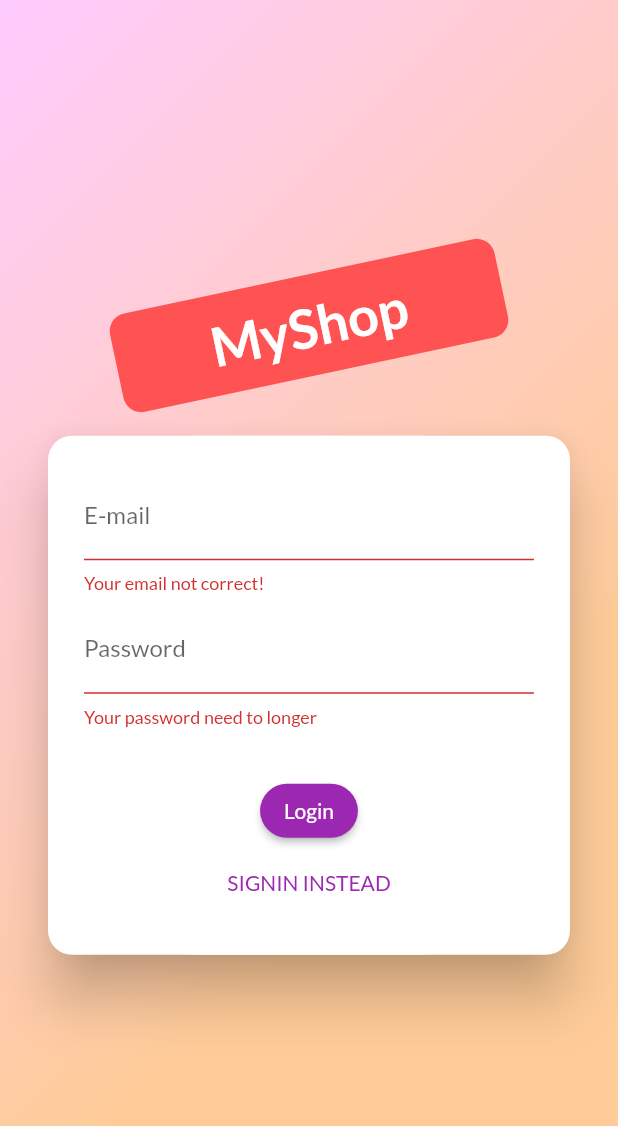
After one commit to racolin/shop_app, a Flutter app: the screen it shows after launch, after a tap on "Login", on a phone screen of 412 x 824 dp. The commit adds this screen. Shown: the top 1126 px of the screen. Run offline on Flutter 3.47's test engine with Material 2 defaults, Android fonts, the phone set to English and light mode, and no system bars; our stand-ins replace badges; network calls fail.

Commit message:
handle multiple user

```diff
--- a/lib/config/api.dart
+++ b/lib/config/api.dart
@@ -1,2 +1,6 @@
 const BASE =
     'https://todolist-fd237-default-rtdb.asia-southeast1.firebasedatabase.app';
+const SIGNIN =
+    'https://identitytoolkit.googleapis.com/v1/accounts:signUp?key= AIzaSyDUl3Hd0MOaVF4mqzVuzT3qoOl4pA7Ipi8';
+const LOGIN =
+    'https://identitytoolkit.googleapis.com/v1/accounts:signInWithPassword?key= AIzaSyDUl3Hd0MOaVF4mqzVuzT3qoOl4pA7Ipi8';
--- /dev/null
+++ b/lib/exception/http_exception.dart
@@ -0,0 +1,8 @@
+class HttpException implements Exception {
+  final String _message;
+  HttpException(String message) : _message = message;
+  @override
+  String toString() {
+    return _message;
+  }
+}
--- a/lib/main.dart
+++ b/lib/main.dart
@@ -1,8 +1,10 @@
 import 'package:flutter/material.dart';
 import 'package:provider/provider.dart';
+import 'package:section__8/providers/auth.dart';
 import 'package:section__8/providers/cart.dart';
 import 'package:section__8/providers/order.dart';
 import 'package:section__8/providers/products.dart';
+import 'package:section__8/screens/auth_screen.dart';
 import 'package:section__8/screens/cart_screen.dart';
 import 'package:section__8/screens/add_product_screen.dart';
 import 'package:section__8/screens/manage_screen.dart';
@@ -21,28 +23,65 @@ class MyApp extends StatelessWidget {
   Widget build(BuildContext context) {
     return MultiProvider(
       providers: [
-        ChangeNotifierProvider(create: (context) => Products()),
-        ChangeNotifierProvider(create: (context) => Cart()),
-        ChangeNotifierProvider(create: (context) => Orders()),
+        ChangeNotifierProvider(create: (context) => Auth()),
+        ChangeNotifierProxyProvider<Auth, Products>(
+          create: (context) => Products(),
+          update: (_, auth, products) {
+            if (products != null) {
+              products.token = auth.token;
+              products.localId = auth.localId;
+              return products;
+            }
+            return Products();
+          },
+        ),
+        ChangeNotifierProxyProvider<Auth, Cart>(
+          create: (context) => Cart(),
+          update: (_, auth, cart) {
+            if (cart != null) {
+              cart.token = auth.token;
+              cart.localId = auth.localId;
+              return cart;
+            }
+            return Cart();
+          },
+        ),
+        ChangeNotifierProxyProvider<Auth, Orders>(
+          create: (context) => Orders(),
+          update: (_, auth, orders) {
+            if (orders != null) {
+              orders.token = auth.token;
+              orders.localId = auth.localId;
+              return orders;
+            }
+            return Orders();
+          },
+        ),
       ],
-      builder: (context, child) {
+      child: Consumer<Auth>(
+        builder: (context, auth, _) {
+          print('==============================${auth.isAuth}');
+          Widget a = auth.isAuth ? const OverviewScreen() : const AuthScreen();
           return MaterialApp(
-          title: 'Flutter Demo',
+            title: 'My Shop',
             theme: ThemeData(
-              colorScheme: ColorScheme.fromSwatch(primarySwatch: Colors.purple)
+                colorScheme:
+                    ColorScheme.fromSwatch(primarySwatch: Colors.purple)
                         .copyWith(secondary: Colors.deepOrange),
                 fontFamily: 'Lato'),
+            home: a,
             routes: {
-            '/': (_) => const OverviewScreen(),
               OverviewScreen.route: (_) => const OverviewScreen(),
               ProductScreen.route: (_) => const ProductScreen(),
               CartScreen.route: (_) => const CartScreen(),
               OrderScreen.route: (_) => const OrderScreen(),
               ManageScreen.route: (_) => const ManageScreen(),
               AddProductScreen.route: (_) => const AddProductScreen(),
+              AuthScreen.route: (_) => const AuthScreen(),
             },
           );
         },
+      ),
     );
   }
 }
--- /dev/null
+++ b/lib/providers/auth.dart
@@ -0,0 +1,94 @@
+import 'package:flutter/widgets.dart';
+import 'dart:convert';
+import 'package:http/http.dart' as http;
+import 'package:section__8/config/api.dart';
+import 'package:section__8/exception/http_exception.dart';
+
+class Auth with ChangeNotifier {
+  String _idToken = '';
+  String _email = '';
+  String _refreshToken = '';
+  DateTime? _expiresIn = null;
+  String _localId = '';
+  bool _registered = false;
+
+  String get token {
+    if (_expiresIn != null &&
+        _expiresIn!.isAfter(DateTime.now()) &&
+        _idToken != '') {
+      return _idToken;
+    }
+    return '';
+  }
+
+  String get localId => _localId;
+
+  bool get isAuth => token != '';
+
+  String get idToken => _idToken;
+
+  Future<void> signin(String email, String password) async {
+    var res = await http.post(Uri.parse(SIGNIN),
+        body: json.encode({
+          'email': email,
+          'password': password,
+          'returnSecureToken': true,
+        }));
+    var result = json.decode(res.body) as Map<String, dynamic>;
+    if (result['error'] != null) {
+      throw HttpException(result['error']['message']);
+    }
+    if (res.statusCode == 200) {
+      _idToken = result['idToken'];
+      _email = result['email'];
+      _refreshToken = result['refreshToken'];
+      _expiresIn = DateTime.now().add(
+        Duration(
+          seconds: int.parse(
+            result['expiresIn'],
+          ),
+        ),
+      );
+      _localId = result['localId'];
+      notifyListeners();
+    }
+  }
+
+  Future<void> login(String email, String password) async {
+    var res = await http.post(Uri.parse(LOGIN),
+        body: json.encode({
+          'email': email,
+          'password': password,
+          'returnSecureToken': true,
+        }));
+    var result = json.decode(res.body) as Map<String, dynamic>;
+    if (result['error'] != null) {
+      throw HttpException(result['error']['message']);
+    }
+    if (res.statusCode == 200) {
+      _idToken = result['idToken'];
+      _email = result['email'];
+      _refreshToken = result['refreshToken'];
+      _expiresIn = DateTime.now().add(
+        Duration(
+          seconds: int.parse(
+            result['expiresIn'],
+          ),
+        ),
+      );
+      _localId = result['localId'];
+      _registered = result['registered'];
+      notifyListeners();
+    }
+  }
+
+  void logout() {
+    _idToken = '';
+    _email = '';
+    _refreshToken = '';
+    _expiresIn = null;
+    _localId = '';
+    _registered = false;
+    notifyListeners();
+  }
+}
--- a/lib/providers/filter_products.dart
+++ b/lib/providers/filter_products.dart
@@ -1,5 +1,5 @@
 import 'package:flutter/widgets.dart';
-import 'package:section__8/models/product.dart';
+import 'package:section__8/providers/product.dart';
 import 'package:section__8/screens/overview_screen.dart';
 
 class FilterProducts with ChangeNotifier {
--- /dev/null
+++ b/lib/screens/auth_screen.dart
@@ -0,0 +1,272 @@
+import 'package:flutter/cupertino.dart';
+import 'package:flutter/material.dart';
+import 'dart:math';
+
+import 'package:provider/provider.dart';
+import 'package:section__8/exception/http_exception.dart';
+import 'package:section__8/providers/auth.dart';
+import 'package:section__8/screens/overview_screen.dart';
+
+enum AuthMode { login, signin }
+
+class AuthScreen extends StatefulWidget {
+  static const route = '/auth';
+  const AuthScreen({Key? key}) : super(key: key);
+
+  @override
+  State<AuthScreen> createState() => _AuthScreenState();
+}
+
+class _AuthScreenState extends State<AuthScreen> {
+  final login = 'Login';
+  final signin = 'Signin';
+  final loginInstead = 'LOGIN INSTEAD';
+  final signinInstead = 'SIGNIN INSTEAD';
+  var authMode = AuthMode.login;
+  final _key = GlobalKey<FormState>();
+  final TextEditingController _pass = TextEditingController(text: '');
+  late Auth auth;
+  String email = '';
+  String password = '';
+
+  void swapMethod() {
+    setState(() {
+      authMode = authMode == AuthMode.login ? AuthMode.signin : AuthMode.login;
+    });
+  }
+
+  @override
+  void didChangeDependencies() {
+    auth = Provider.of<Auth>(context);
+    super.didChangeDependencies();
+  }
+
+  @override
+  Widget build(BuildContext context) {
+    var width = MediaQuery.of(context).size.width;
+    return Scaffold(
+      body: Container(
+        width: double.infinity,
+        height: double.infinity,
+        alignment: Alignment.center,
+        decoration: const BoxDecoration(
+          gradient: LinearGradient(
+            colors: [
+              Color.fromARGB(255, 255, 204, 255),
+              Color.fromARGB(255, 255, 204, 153),
+            ],
+            begin: Alignment.topLeft,
+          ),
+        ),
+        child: SingleChildScrollView(
+          child: Column(
+            mainAxisAlignment: MainAxisAlignment.center,
+            children: [
+              Transform.rotate(
+                angle: -pi / 15,
+                child: Container(
+                  alignment: Alignment.center,
+                  width: width - 150,
+                  decoration: BoxDecoration(
+                    color: Colors.redAccent,
+                    borderRadius: BorderRadius.circular(12),
+                  ),
+                  padding:
+                      const EdgeInsets.symmetric(horizontal: 24, vertical: 12),
+                  child: const Text(
+                    'MyShop',
+                    style: TextStyle(
+                      color: Colors.white,
+                      fontWeight: FontWeight.bold,
+                      fontSize: 36,
+                    ),
+                  ),
+                ),
+              ),
+              const SizedBox(
+                height: 36,
+              ),
+              Card(
+                elevation: 16,
+                shape: RoundedRectangleBorder(
+                    borderRadius: BorderRadius.circular(16)),
+                child: Container(
+                  padding: const EdgeInsets.all(24),
+                  width: width - 64,
+                  decoration: BoxDecoration(
+                    borderRadius: BorderRadius.circular(100),
+                    color: Colors.white,
+                  ),
+                  child: Form(
+                    key: _key,
+                    child: Column(
+                      children: [
+                        TextFormField(
+                          onSaved: (em) {
+                            em = em ?? '';
+                            email = em;
+                          },
+                          validator: (em) {
+                            if (em == null) {
+                              return null;
+                            }
+                            return RegExp(
+                                        r"^[a-zA-Z0-9.a-zA-Z0-9.!#$%&'*+-/=?^_`{|}~]+@[a-zA-Z0-9]+\.[a-zA-Z]+")
+                                    .hasMatch(em)
+                                ? null
+                                : 'Your email not correct!';
+                          },
+                          onFieldSubmitted: (value) {},
+                          decoration:
+                              const InputDecoration(labelText: 'E-mail'),
+                        ),
+                        const SizedBox(
+                          height: 8,
+                        ),
+                        TextFormField(
+                          controller: _pass,
+                          onSaved: (pwd) {
+                            pwd = pwd ?? '';
+                            password = pwd;
+                          },
+                          obscureText: true,
+                          validator: (value) {
+                            return value != null
+                                ? value.length > 8
+                                    ? null
+                                    : 'Your password need to longer'
+                                : 'Your password need to longer';
+                          },
+                          decoration:
+                              const InputDecoration(labelText: 'Password'),
+                        ),
+                        const SizedBox(
+                          height: 8,
+                        ),
+                        Visibility(
+                          visible: authMode == AuthMode.signin,
+                          child: TextFormField(
+                            validator: (value) {
+                              return value == _pass.text
+                                  ? null
+                                  : 'Please, comfirm your password!';
+                            },
+                            obscureText: true,
+                            decoration: const InputDecoration(
+                                labelText: 'Confirm Password'),
+                          ),
+                        ),
+                        const SizedBox(
+                          height: 24,
+                        ),
+                        ElevatedButton(
+                            style: ButtonStyle(
+                              shape: MaterialStateProperty.all<
+                                  RoundedRectangleBorder>(
+                                RoundedRectangleBorder(
+                                  borderRadius: BorderRadius.circular(32),
+                                ),
+                              ),
+                            ),
+                            onPressed: () async {
+                              var r = _key.currentState?.validate();
+                              if (r != null && r) {
+                                _key.currentState?.save();
+                                try {
+                                  if (authMode == AuthMode.login) {
+                                    await auth.login(email, password);
+                                  } else {
+                                    await auth.signin(email, password);
+                                  }
+                                  if (mounted) {
+                                    Navigator.pushReplacementNamed(
+                                        context, OverviewScreen.route);
+                                  }
+                                } on HttpException catch (error) {
+                                  var notice = '';
+                                  switch (error.toString()) {
+                                    case 'EMAIL_NOT_FOUND':
+                                      notice =
+                                          'There is no user record corresponding to this identifier. The user may have been deleted.';
+                                      break;
+                                    case 'INVALID_PASSWORD':
+                                      notice =
+                                          'The password is invalid or the user does not have a password.';
+                                      break;
+                                    case 'USER_DISABLED':
+                                      notice =
+                                          'The user account has been disabled by an administrator.';
+                                      break;
+                                    case 'EMAIL_EXISTS':
+                                      notice =
+                                          'The email address is already in use by another account.';
+                                      break;
+                                    case 'OPERATION_NOT_ALLOWED':
+                                      notice =
+                                          'Password sign-in is disabled for this project.';
+                                      break;
+                                    case 'TOO_MANY_ATTEMPTS_TRY_LATER':
+                                      notice =
+                                          'We have blocked all requests from this device due to unusual activity. Try again later.';
+                                      break;
+                                  }
+                                  showDialog(
+                                    context: context,
+                                    builder: (context) {
+                                      return AlertDialog(
+                                        actions: [
+                                          InkWell(
+                                            onTap: () {
+                                              Navigator.pop(context);
+                                            },
+                                            child: const Text(
+                                              'OK',
+                                              style: TextStyle(
+                                                  color: Colors.purple),
+                                            ),
+                                          )
+                                        ],
+                                        title: const Text(
+                                          'An Error Occurred!',
+                                          style: TextStyle(
+                                            fontWeight: FontWeight.bold,
+                                          ),
+                                        ),
+                                        content: Text(notice),
+                                      );
+                                    },
+                                  );
+                                  // ScaffoldMessenger.of(context).showSnackBar(
+                                  //     SnackBar(content: Text(notice)));
+                                }
+                              }
+                            },
+                            child: Text(
+                                authMode == AuthMode.login ? login : signin)),
+                        ElevatedButton(
+                          style: ButtonStyle(
+                              elevation: MaterialStateProperty.all(0),
+                              backgroundColor:
+                                  MaterialStateProperty.all(Colors.white)),
+                          onPressed: () {
+                            swapMethod();
+                          },
+                          child: Text(
+                            authMode == AuthMode.login
+                                ? signinInstead
+                                : loginInstead,
+                            style: const TextStyle(color: Colors.purple),
+                          ),
+                        ),
+                      ],
+                    ),
+                  ),
+                ),
+              ),
+            ],
+          ),
+        ),
+      ),
+    );
+  }
+}
--- a/lib/screens/overview_screen.dart
+++ b/lib/screens/overview_screen.dart
@@ -32,7 +32,7 @@ class _OverviewScreenState extends State<OverviewScreen> {
   void didChangeDependencies() async {
     if (!_initted) {
       _loading = true;
-      await Provider.of<Products>(context).fetchProducts();
+      await Provider.of<Products>(context, listen: false).fetchProducts();
       await c.fetchCarts();
       _loading = false;
     }
--- a/lib/widgets/product_grid_view.dart
+++ b/lib/widgets/product_grid_view.dart
@@ -1,6 +1,6 @@
 import 'package:flutter/widgets.dart';
 import 'package:provider/provider.dart';
-import 'package:section__8/models/product.dart';
+import 'package:section__8/providers/product.dart';
 import 'package:section__8/providers/products.dart';
 import 'package:section__8/widgets/product_item.dart';
 
--- a/lib/widgets/product_list.dart
+++ b/lib/widgets/product_list.dart
@@ -1,5 +1,5 @@
 import 'package:flutter/widgets.dart';
-import 'package:section__8/models/product.dart';
+import 'package:section__8/providers/product.dart';
 import 'package:section__8/widgets/product_item.dart';
 
 class ProductListView extends StatelessWidget {
```
Also changed, not shown: lib/providers/cart.dart (+29 -10 lines), lib/providers/order.dart (+24 -4 lines), lib/providers/product.dart (renamed from lib/models/product.dart, +7 -6 lines), lib/providers/products.dart (+57 -27 lines), lib/screens/add_product_screen.dart (+7 -10 lines), lib/screens/manage_screen.dart (+33 -14 lines), lib/widgets/main_drawer.dart (+22 -1 lines), lib/widgets/product_item.dart (+5 -2 lines). Lines whose indentation alone changed are shown as unchanged.
